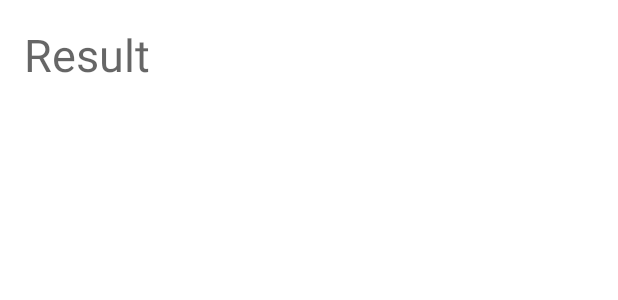
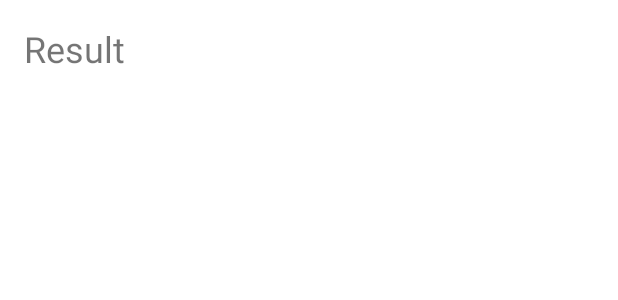
Before and after one commit to sallyluenoa/FRDialogFragment, an Android app: the layout activity_fragment_listener_test.xml on its own in the app's theme, with its tools: preview values and no code run, on a phone screen of 412 x 824 dp. Shown: the top 300 px of the screen. Run offline under Robolectric (Android 15) with nearby library versions, the phone set to English and light mode, and no system bars.

Commit message:
Add sample and test code #5
* Refactoring: Change package structures of sample.

```diff
--- a/sample/src/main/AndroidManifest.xml
+++ b/sample/src/main/AndroidManifest.xml
@@ -19,13 +19,13 @@
             </intent-filter>
         </activity>
         <activity
-            android:name="org.fog_rock.frfragmentlistenersample.SampleActivity"
+            android:name="org.fog_rock.frfragmentlistenersample.sample.SampleActivity"
             android:exported="false" />
         <activity
-            android:name="org.fog_rock.frfragmentlistenersample.DialogSampleActivity"
+            android:name="org.fog_rock.frfragmentlistenersample.test.DialogFragmentTestActivity"
             android:exported="false" />
         <activity
-            android:name="org.fog_rock.frfragmentlistenersample.FragmentSampleActivity"
+            android:name="org.fog_rock.frfragmentlistenersample.test.FragmentListenerTestActivity"
             android:exported="false" />
     </application>
 
--- a/sample/src/main/java/org/fog_rock/frfragmentlistenersample/SampleActivity.kt
+++ b/sample/src/main/java/org/fog_rock/frfragmentlistenersample/sample/SampleActivity.kt
@@ -1,9 +1,10 @@
-package org.fog_rock.frfragmentlistenersample
+package org.fog_rock.frfragmentlistenersample.sample
 
 import android.os.Bundle
 import org.fog_rock.frextensions.androidx.fragment.replaceFragment
 import org.fog_rock.frfragmentlistener.activity.FRAppCompatActivity
 import org.fog_rock.frfragmentlistener.dialog.FRDialogFragment
+import org.fog_rock.frfragmentlistenersample.R
 import org.fog_rock.frfragmentlistenersample.databinding.ActivitySampleBinding
 
 /**
--- a/sample/src/main/java/org/fog_rock/frfragmentlistenersample/SampleFragment.kt
+++ b/sample/src/main/java/org/fog_rock/frfragmentlistenersample/sample/SampleFragment.kt
@@ -1,4 +1,4 @@
-package org.fog_rock.frfragmentlistenersample
+package org.fog_rock.frfragmentlistenersample.sample
 
 import android.os.Bundle
 import android.view.LayoutInflater
--- a/sample/src/main/res/layout/activity_dialog_sample.xml
+++ b/sample/src/main/res/layout/activity_dialog_fragment_test.xml
@@ -7,7 +7,7 @@
     <androidx.constraintlayout.widget.ConstraintLayout
         android:layout_width="match_parent"
         android:layout_height="match_parent"
-        tools:context="org.fog_rock.frfragmentlistenersample.DialogSampleActivity" >
+        tools:context="org.fog_rock.frfragmentlistenersample.test.DialogFragmentTestActivity" >
 
         <TextView
             android:id="@+id/textView_result"
--- a/sample/src/main/res/layout/activity_fragment_sample.xml
+++ b/sample/src/main/res/layout/activity_fragment_listener_test.xml
@@ -5,15 +5,14 @@
     xmlns:tools="http://schemas.android.com/tools"
     android:layout_width="match_parent"
     android:layout_height="match_parent"
-    tools:context="org.fog_rock.frfragmentlistenersample.FragmentSampleActivity">
+    tools:context="org.fog_rock.frfragmentlistenersample.test.FragmentListenerTestActivity">
 
     <TextView
         android:id="@+id/textView_result"
         android:layout_width="match_parent"
         android:layout_height="wrap_content"
-        android:text="@string/empty"
-        android:textSize="30sp"
-        android:hint="@string/result"
+        android:text="@string/result"
+        android:textSize="24sp"
         android:layout_margin="16dp"
         app:layout_constraintStart_toStartOf="parent"
         app:layout_constraintEnd_toEndOf="parent"
--- a/sample/src/main/res/layout/activity_sample.xml
+++ b/sample/src/main/res/layout/activity_sample.xml
@@ -5,7 +5,7 @@
     xmlns:tools="http://schemas.android.com/tools"
     android:layout_width="match_parent"
     android:layout_height="match_parent"
-    tools:context="org.fog_rock.frfragmentlistenersample.SampleActivity">
+    tools:context="org.fog_rock.frfragmentlistenersample.sample.SampleActivity">
 
     <FrameLayout
         android:id="@+id/fragment_container"
```
Also changed, not shown: sample/src/main/java/org/fog_rock/frfragmentlistenersample/FragmentSampleActivity.kt (deleted, +0 -17 lines), sample/src/main/java/org/fog_rock/frfragmentlistenersample/MainActivity.kt (+5 -2 lines), sample/src/main/java/org/fog_rock/frfragmentlistenersample/test/DialogFragmentTestActivity.kt (renamed from sample/src/main/java/org/fog_rock/frfragmentlistenersample/DialogSampleActivity.kt, +9 -5 lines), sample/src/main/java/org/fog_rock/frfragmentlistenersample/test/FragmentListenerTestActivity.kt (added, +20 -0 lines).
